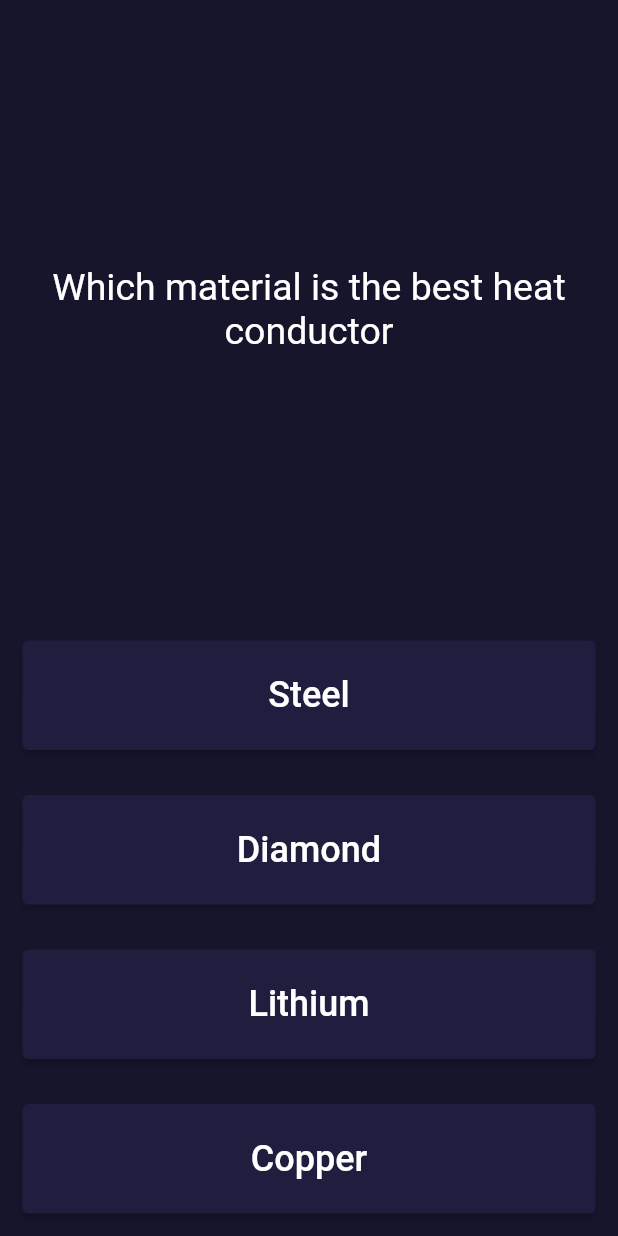
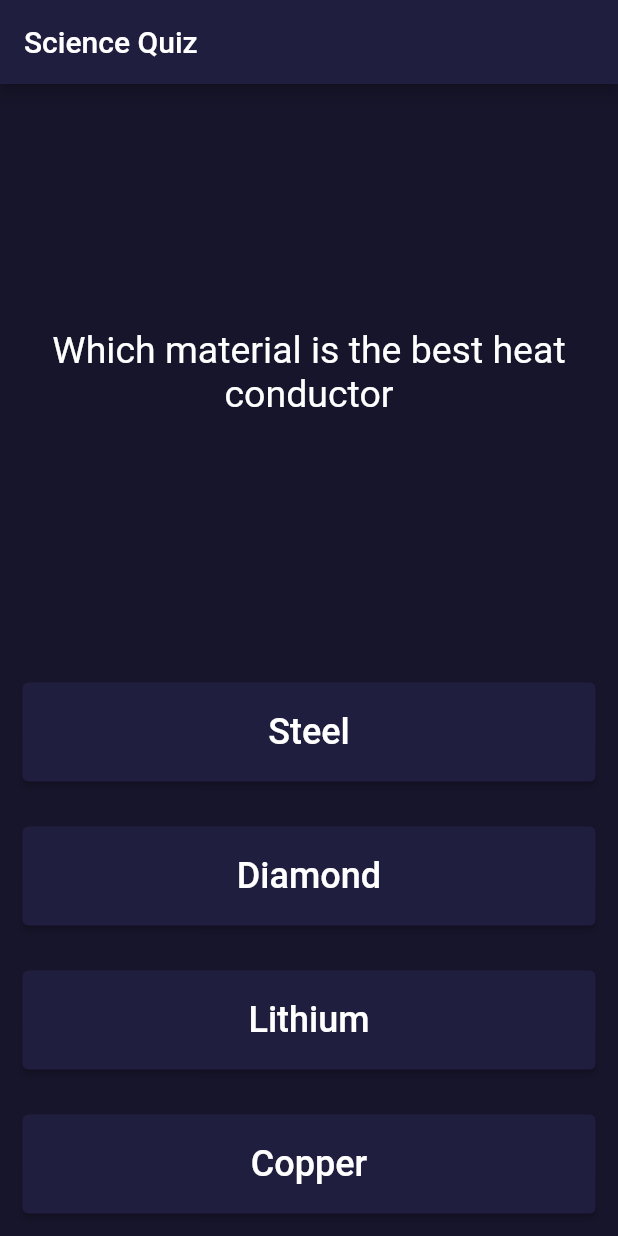
Before and after one commit to PauloMendesGit/ScienceQuiz, a Flutter app: the screen it shows after launch, on a phone screen of 412 x 824 dp. Run offline on Flutter 3.47's test engine with Material 2 defaults, Android fonts, the phone set to English and light mode, and no system bars; missing offline and left inert: dart:ffi.

Commit message:
Button functionality improvements
changing button color
disabling buttons after user interaction

```diff
--- /dev/null
+++ b/lib/QuizViews/main_quiz_view.dart
@@ -0,0 +1,286 @@
+import 'package:flutter/material.dart';
+import '../QuizViewModel/quiz_brain.dart';
+import 'dart:async';
+
+final QuizBrain quizBrain = QuizBrain();
+
+class MainQuizView extends StatefulWidget {
+  @override
+  _MainQuizViewState createState() => _MainQuizViewState();
+}
+
+class _MainQuizViewState extends State<MainQuizView> {
+  List<Icon> scoreKeeper = [];
+  var firstButtonColorDefault = Color.fromRGBO(32, 30, 63, 1);
+  var secondButtonColorDefault = Color.fromRGBO(32, 30, 63, 1);
+  var thirdButtonColorDefault = Color.fromRGBO(32, 30, 63, 1);
+  var forthButtonColorDefault = Color.fromRGBO(32, 30, 63, 1);
+  var defaultButtonColor = Color.fromRGBO(32, 30, 63, 1);
+  var areActionsEnabled = true;
+  var isSecondEnabled = true;
+  var isThirdEnabled = true;
+  var isForthEnabled = true;
+
+  bool checkAnswer(String userPickedAnswer) {
+    String correctAnswer = quizBrain.getCorrectAnswer();
+    if (userPickedAnswer == correctAnswer) {
+      return true;
+    } else {
+      return false;
+    }
+  }
+
+  @override
+  Widget build(BuildContext context) {
+    double width = MediaQuery.of(context).size.width;
+    double height = MediaQuery.of(context).size.height;
+
+    return Scaffold(
+      appBar: AppBar(
+          backgroundColor: const Color.fromRGBO(32, 30, 63, 1),
+          title: const Text('Science Quiz'),
+      ),
+      body: Container(
+        color:  Color.fromRGBO(23, 21, 43, 1),
+        width: width,
+        height: height,
+        child: Column(
+          mainAxisAlignment: MainAxisAlignment.spaceBetween,
+          crossAxisAlignment: CrossAxisAlignment.stretch,
+          children: <Widget>[
+            Expanded(
+              flex: 4,
+              child: Padding(
+                padding: EdgeInsets.all(10.0),
+                child: Center(
+                  child: Text(
+                    quizBrain.getQuestionText(),
+                    textAlign: TextAlign.center,
+                    style: const TextStyle(
+                      fontSize: 25.0,
+                      color: Colors.white
+                    ),
+                  ),
+                ),
+              ),
+            ),
+            Expanded(
+              flex: 4,
+              child: Column(
+                mainAxisAlignment: MainAxisAlignment.spaceBetween,
+                crossAxisAlignment: CrossAxisAlignment.stretch,
+                children: [
+/*
+                  AnswerButton(answerNumber: 0),
+                  AnswerButton(answerNumber: 1),
+                  AnswerButton(answerNumber: 2),
+                  AnswerButton(answerNumber: 3),
+*/
+                  answerButtonFirst(),
+                  answerButtonSecond(),
+                  answerButtonThird(),
+                  answerButtonFourth(),
+                ],
+              ),
+            ),
+            Row(
+              children: scoreKeeper,
+            )
+          ],
+        )));
+  }
+
+  Widget answerButtonFirst() {
+    var correctAnswerColor = Color.fromRGBO(0, 190, 180, 1);
+    var wrongAnswerColor = Color.fromRGBO(200, 55, 70, 1);
+    var isCorrect = false;
+    var buttonNumber = 0;
+
+    return Expanded(
+        child: Padding(
+          padding: EdgeInsets.all(15.0),
+          child: ElevatedButton(
+              style: ButtonStyle(
+                backgroundColor: MaterialStateProperty.all<Color>(firstButtonColorDefault),
+                overlayColor: MaterialStateProperty.resolveWith<Color?>(
+                        (Set<MaterialState> states) {
+                      return firstButtonColorDefault;
+                    }
+                ),
+              ),
+
+              child: Text(
+                quizBrain.getQuestionOptions()[buttonNumber],
+                style: TextStyle(fontSize: 24),
+              ),
+              onPressed: areActionsEnabled ? () => setState(() {
+                areActionsEnabled = false;
+                isCorrect = checkAnswer(quizBrain.getQuestionOptions()[buttonNumber]);
+                print(isCorrect);
+                if (isCorrect) {
+                  firstButtonColorDefault = correctAnswerColor;
+                } else {
+                  firstButtonColorDefault = wrongAnswerColor;
+                }
+
+                Timer(const Duration(seconds: 2), () {
+                  print('Next Question Please');
+                  areActionsEnabled = true;
+                  setState(() {
+                    firstButtonColorDefault = defaultButtonColor;
+                  });
+                  if (quizBrain.isFinished()) {
+                    quizBrain.reset();
+                  } else {
+                    quizBrain.nextQuestion();
+                  }
+                });
+              }) : null),
+        ));
+  }
+  Widget answerButtonSecond() {
+    var correctAnswerColor = Color.fromRGBO(0, 190, 180, 1);
+    var wrongAnswerColor = Color.fromRGBO(200, 55, 70, 1);
+    var isCorrect = false;
+    var buttonNumber = 1;
+
+    return Expanded(
+        child: Padding(
+          padding: EdgeInsets.all(15.0),
+          child: ElevatedButton(
+              style: ButtonStyle(
+                backgroundColor: MaterialStateProperty.all<Color>(secondButtonColorDefault),
+                overlayColor: MaterialStateProperty.resolveWith<Color?>(
+                        (Set<MaterialState> states) {
+                      return secondButtonColorDefault;
+                    }
+                ),
+              ),
+
+              child: Text(
+                quizBrain.getQuestionOptions()[buttonNumber],
+                style: TextStyle(fontSize: 24),
+              ),
+              onPressed: areActionsEnabled ? () => setState(() {
+                areActionsEnabled = false;
+                isCorrect = checkAnswer(quizBrain.getQuestionOptions()[buttonNumber]);
+                print(isCorrect);
+                if (isCorrect) {
+                  secondButtonColorDefault = correctAnswerColor;
+                } else {
+                  secondButtonColorDefault = wrongAnswerColor;
+                }
+                setState(() {});
+
+                Timer(const Duration(seconds: 2), () {
+                  print('Next Question Please');
+                  areActionsEnabled = true;
+                  setState(() {
+                    secondButtonColorDefault = defaultButtonColor;
+                  });
+                  if (quizBrain.isFinished()) {
+                    quizBrain.reset();
+                  } else {
+                    quizBrain.nextQuestion();
+                  }
+                });
+              }) : null),
+        ));
+  }
+  Widget answerButtonThird() {
+    var correctAnswerColor = Color.fromRGBO(0, 190, 180, 1);
+    var wrongAnswerColor = Color.fromRGBO(200, 55, 70, 1);
+    var isCorrect = false;
+    var buttonNumber = 2;
+
+    return Expanded(
+        child: Padding(
+          padding: EdgeInsets.all(15.0),
+          child: ElevatedButton(
+              style: ButtonStyle(
+                backgroundColor: MaterialStateProperty.all<Color>(thirdButtonColorDefault),
+                overlayColor: MaterialStateProperty.resolveWith<Color?>(
+                        (Set<MaterialState> states) {
+                      return thirdButtonColorDefault;
+                    }
+                ),
+              ),
+
+              child: Text(
+                quizBrain.getQuestionOptions()[buttonNumber],
+                style: TextStyle(fontSize: 24),
+              ),
+              onPressed: areActionsEnabled ? () => setState(() {
+                areActionsEnabled = false;
+                isCorrect = checkAnswer(quizBrain.getQuestionOptions()[buttonNumber]);
+                print(isCorrect);
+                if (isCorrect) {
+                  thirdButtonColorDefault = correctAnswerColor;
+                } else {
+                  thirdButtonColorDefault = wrongAnswerColor;
+                }
+
+                Timer(const Duration(seconds: 2), () {
+                  print('Next Question Please');
+                  areActionsEnabled = true;
+                  setState(() {
+                    thirdButtonColorDefault = defaultButtonColor;
+                  });
+                  if (quizBrain.isFinished()) {
+                    quizBrain.reset();
+                  } else {
+                    quizBrain.nextQuestion();
+                  }
+                });
+              }) : null),
+        ));
+  }
+  Widget answerButtonFourth() {
+    var correctAnswerColor = Color.fromRGBO(0, 190, 180, 1);
+    var wrongAnswerColor = Color.fromRGBO(200, 55, 70, 1);
+    var isCorrect = false;
+    var buttonNumber = 3;
+
+    return Expanded(
+        child: Padding(
+          padding: EdgeInsets.all(15.0),
+          child: ElevatedButton(
+              style: ButtonStyle(
+                backgroundColor: MaterialStateProperty.all<Color>(forthButtonColorDefault),
+                overlayColor: MaterialStateProperty.resolveWith<Color?>(
+                        (Set<MaterialState> states) {
+                      return forthButtonColorDefault;
+                    }
+                ),
+              ),
+
+              child: Text(
+                quizBrain.getQuestionOptions()[buttonNumber],
+                style: TextStyle(fontSize: 24),
+              ),
+              onPressed: areActionsEnabled ? () => setState(() {
+                areActionsEnabled = false;
+                isCorrect = checkAnswer(quizBrain.getQuestionOptions()[buttonNumber]);
+                print(isCorrect);
+                if (isCorrect) {
+                  forthButtonColorDefault = correctAnswerColor;
+                } else {
+                  forthButtonColorDefault = wrongAnswerColor;
+                }
+
+                Timer(const Duration(seconds: 2), () {
+                  print('Next Question Please');
+                  areActionsEnabled = true;
+                  setState(() {
+                    forthButtonColorDefault = defaultButtonColor;
+                  });
+                  if (quizBrain.isFinished()) {
+                    quizBrain.reset();
+                  } else {
+                    quizBrain.nextQuestion();
+                  }
+                });
+              }) : null),
+        ));
+  }
+}
--- a/lib/main.dart
+++ b/lib/main.dart
@@ -1,154 +1,10 @@
-import 'dart:ffi';
 import 'package:flutter/material.dart';
-//import 'package:rflutter_alert/rflutter_alert.dart';
-import 'quiz_brain.dart';
-import 'dart:async';
-
-QuizBrain quizBrain = QuizBrain();
+import 'QuizViews/main_quiz_view.dart';
 
 void main() {
-  runApp(const ScienceQuiz());
+  runApp(
+    MaterialApp(
+      home: MainQuizView(),
+    ),
+  );
 }
-
-class ScienceQuiz extends StatelessWidget {
-  const ScienceQuiz({Key? key}) : super(key: key);
-
-  // This widget is the root of your application.
-  @override
-  Widget build(BuildContext context) {
-    return MaterialApp(
-      home: Scaffold(
-        backgroundColor: Colors.grey.shade900,
-        body: SafeArea(
-          child: ScienceQuizPage(),
-        ),
-      ),
-    );
-  }
-}
-
-class ScienceQuizPage extends StatefulWidget {
-  @override
-  _ScienceQuizPageState createState() => _ScienceQuizPageState();
-}
-
-class _ScienceQuizPageState extends State<ScienceQuizPage> {
-  List<Icon> scoreKeeper = [];
-  late AnimationController _animationController;
-  late Animation _colorTween;
-  var currentButtonColor = Color.fromRGBO(32, 30, 63, 1);
-
-  bool checkAnswer(String userPickedAnswer) {
-    String correctAnswer = quizBrain.getCorrectAnswer();
-    //TODO: Step 6 - If we've not reached the end, ELSE do the answer checking steps below
-    if (userPickedAnswer == correctAnswer) {
-      return true;
-    } else {
-      return false;
-    }
-
-        quizBrain.nextQuestion();
-
-  }
-
-  @override
-  Widget build(BuildContext context) {
-    double width = MediaQuery.of(context).size.width;
-    double height = MediaQuery.of(context).size.height;
-
-    return  Container(
-        color:  Color.fromRGBO(23, 21, 43, 1),
-        width: width,
-        height: height,
-        child: Column(
-          mainAxisAlignment: MainAxisAlignment.spaceBetween,
-          crossAxisAlignment: CrossAxisAlignment.stretch,
-          children: <Widget>[
-            Expanded(
-              flex: 4,
-              child: Padding(
-                padding: EdgeInsets.all(10.0),
-                child: Center(
-                  child: Text(
-                    quizBrain.getQuestionText(),
-                    textAlign: TextAlign.center,
-                    style: TextStyle(
-                      fontSize: 25.0,
-                      color: Colors.white,
-                    ),
-                  ),
-                ),
-              ),
-            ),
-            Expanded(
-              flex: 4,
-              child: Column(
-                mainAxisAlignment: MainAxisAlignment.spaceBetween,
-                crossAxisAlignment: CrossAxisAlignment.stretch,
-                children: [
-                  answerButton(0),
-                  answerButton(1),
-                  answerButton(2),
-                  answerButton(3),
-                ],
-              ),
-            ),
-            Row(
-              children: scoreKeeper,
-            )
-          ],
-        ));
-  }
-
-  Widget answerButton(int answerNumber) {
-    var defaultButtonColor = Color.fromRGBO(32, 30, 63, 1);
-    var correctAnswerColor = Color.fromRGBO(0, 190, 180, 1);
-    var wrongAnswerColor = Color.fromRGBO(200, 55, 70, 1);
-    var isCorrect = false;
-
-    return Expanded(
-        child: Padding(
-          padding: EdgeInsets.all(15.0),
-          child: ElevatedButton(
-              style: ButtonStyle(
-                backgroundColor: MaterialStateProperty.all<Color>(currentButtonColor),
-                overlayColor: MaterialStateProperty.resolveWith<Color?>(
-                      (Set<MaterialState> states) {
-                        return currentButtonColor;
-                      }
-                ),
-              ),
-
-              child: Text(
-                quizBrain.getQuestionOptions()[answerNumber],
-                style: TextStyle(fontSize: 24),
-              ),
-              onPressed: () => setState(() {
-                isCorrect = checkAnswer(quizBrain.getQuestionOptions()[answerNumber]);
-                print(isCorrect);
-                print(widget.hashCode);
-                if (isCorrect) {
-                  currentButtonColor = correctAnswerColor;
-                } else {
-                  currentButtonColor = wrongAnswerColor;
-                }
-
-                Timer(const Duration(seconds: 2), () {
-                  print('CONTEXT $context');
-                  print('Next Question Please');
-                  setState(() {
-                    currentButtonColor = defaultButtonColor;
-                  });
-                  if (quizBrain.isFinished()) {
-                    quizBrain.reset();
-                  } else {
-                    quizBrain.nextQuestion();
-                  }
-                });
-              }
-
-              )
-          ),
-        ));
-  }
-}
```
Also changed, not shown: lib/QuizViewModel/quiz_brain.dart (renamed from lib/quiz_brain.dart, +4 -5 lines), lib/answer_button.dart (added, +76 -0 lines).
